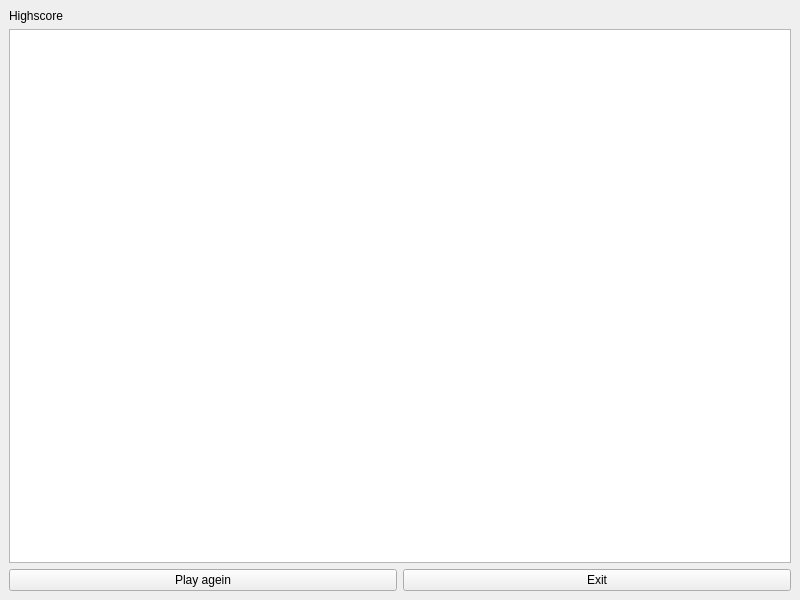
Old version of the form highscore.ui in the repository TheresePlaton/test.
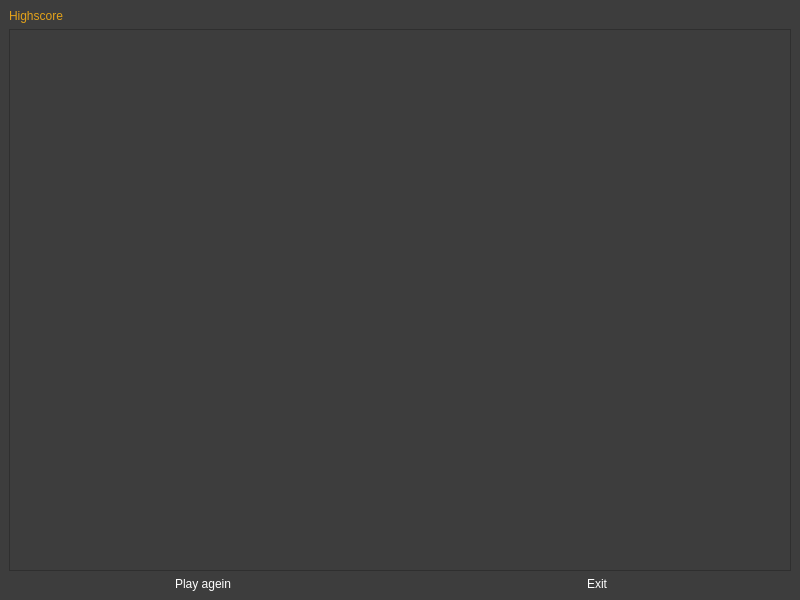
New version of the form.

Diff of the .ui file:
```diff
--- a/highscore.ui
+++ b/highscore.ui
@@ -13,6 +13,131 @@
   <property name="windowTitle">
    <string>MainWindow</string>
   </property>
+  <property name="styleSheet">
+   <string notr="true">QMainWindow{
+background-color:#3d3d3d;
+color:#fff;
+}
+
+QMenuBar{
+background-color:#1d1d1d;
+padding:5px;
+	font: 12pt &quot;MS Shell Dlg 2&quot;;
+}
+
+QMenuBar::item{
+background-color:#1d1d1d;
+color:#fff;
+padding:5px;
+
+}
+
+QLabel{
+border-style:solid;
+background-color:#3d3d3d;
+color:#e3a21a;
+font: 16pt &quot;MS Shell Dlg 2&quot;;
+}
+
+QMenu{
+color:#fff;
+padding:0;
+}
+
+QMenu::item:selected{
+color:#fff;
+background-color:#00aba9;
+}
+
+QTableWidget{
+background-color:#3d3d3d;
+color:#fff;
+  selection-background-color: #da532c;
+border:solid;
+border-width:3px;
+border-color:#da532c;
+}
+QHeaderView::section{
+background-color:qlineargradient(spread:pad, x1:0, y1:0, x2:1, y2:0, stop:0 rgba(20, 158, 217, 255), stop:1 rgba(36, 158, 217, 255));
+border:none;
+border-top-style:solid;
+border-width:1px;
+border-top-color:qlineargradient(spread:pad, x1:0, y1:0, x2:1, y2:0, stop:0 rgba(20, 158, 217, 255), stop:1 rgba(36, 158, 217, 255));
+color:#fff;
+
+}
+QHeaderView{
+background-color:qlineargradient(spread:pad, x1:0, y1:0, x2:1, y2:0, stop:0 rgba(20, 158, 217, 255), stop:1 rgba(36, 158, 217, 255));
+
+border:none;
+border-top-style:solid;
+border-width:1px;
+border-top-color:#149ED9;
+color:#fff;
+	font: 75 12pt &quot;Calibri&quot;;
+}
+
+QTableCornerButton::section{
+border:none;
+background-color:#149ED9;
+}
+
+QListWidget{
+background-color:#3d3d3d;
+color:#fff;
+}
+
+QMenu{
+background-color:#3d3d3d;
+}
+QStatusBar{
+background-color:#7e3878;
+color:#fff;
+}
+
+QPushButton{
+border-style:solid;
+
+background-color:#3d3d3d;
+color:#fff;
+border-radius:7px;
+}
+QPushButton:hover{
+color:#ccc;
+	background-color: qlineargradient(spread:pad, x1:0.517, y1:0, x2:0.517, y2:1, stop:0 rgba(45, 45, 45, 255), stop:0.505682 rgba(45, 45, 45, 255), stop:1 rgba(29, 29, 29, 255));
+	border-color:#2d89ef;
+border-width:2px;
+}
+
+QPushButton:pressed{
+background-color: qlineargradient(spread:pad, x1:0.517, y1:0, x2:0.517, y2:1, stop:0 rgba(29, 29, 29, 255), stop:0.505682 rgba(45, 45, 45, 255), stop:1 rgba(29, 29, 29, 255));
+}
+
+
+QTabWidget::tab{
+background-color:#3d3d3d;
+}
+
+QLineEdit{
+border-radius:0;
+}
+
+QProgressBar{
+border-radius:0;
+text-align:center;
+color:#fff;
+background-color:transparent;
+border: 2px solid #e3a21a;
+border-radius:7px;
+	font: 75 12pt &quot;Open Sans&quot;;
+
+}
+
+QProgressBar::chunk{
+background-color:#e3a21a;
+width:20px;
+}</string>
+  </property>
   <widget class="QWidget" name="centralwidget">
    <layout class="QVBoxLayout" name="verticalLayout">
     <item>
```
